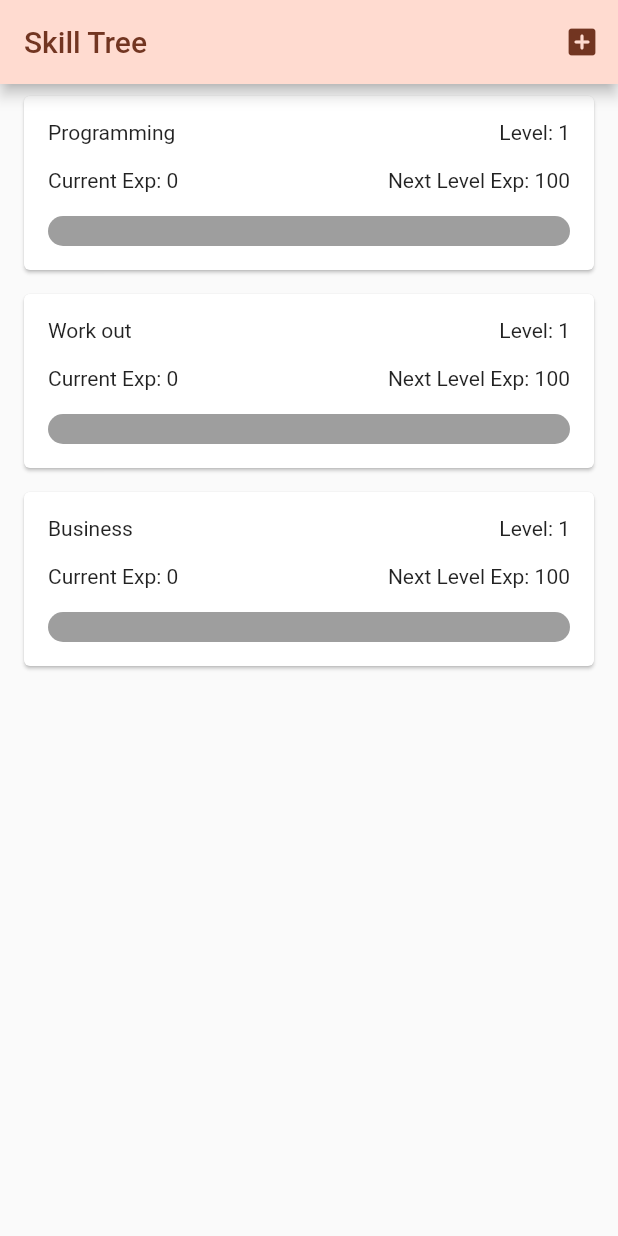
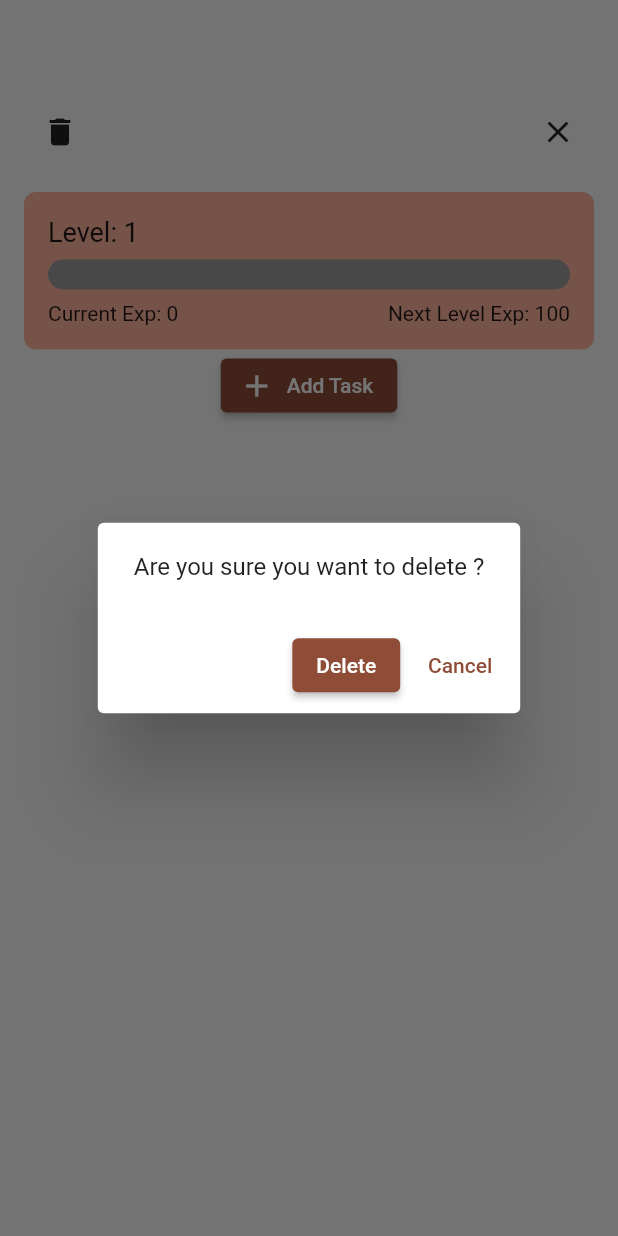
Before and after one commit to Sebsprograms/skill_tree, a Flutter app: the SkillDetailView screen opened directly with empty values, after a tap on the "delete" icon, on a phone screen of 412 x 824 dp. Run offline on Flutter 3.47's test engine with Material 2 defaults, Android fonts, the phone set to English and light mode, and no system bars.

Commit message:
Create Are you sure you want to delete skill promt.

```diff
--- a/lib/widgets/skill_card/skill_detail_view.dart
+++ b/lib/widgets/skill_card/skill_detail_view.dart
@@ -38,8 +38,29 @@ class SkillDetailView extends StatelessWidget {
               children: [
                 IconButton(
                   onPressed: () {
-                    deleteSkill(skill.id);
-                    Navigator.of(context).pop();
+                    showDialog(
+                      context: context,
+                      builder: (ctx) => AlertDialog(
+                        content: Text(
+                            "Are you sure you want to delete ${skill.title}?"),
+                        actions: [
+                          ElevatedButton(
+                            onPressed: () {
+                              deleteSkill(skill.id);
+                              Navigator.of(context).pop();
+                              Navigator.pop(ctx);
+                            },
+                            child: const Text("Delete"),
+                          ),
+                          TextButton(
+                            onPressed: () {
+                              Navigator.pop(ctx);
+                            },
+                            child: const Text("Cancel"),
+                          ),
+                        ],
+                      ),
+                    );
                   },
                   icon: const Icon(Icons.delete),
                 ),
```
